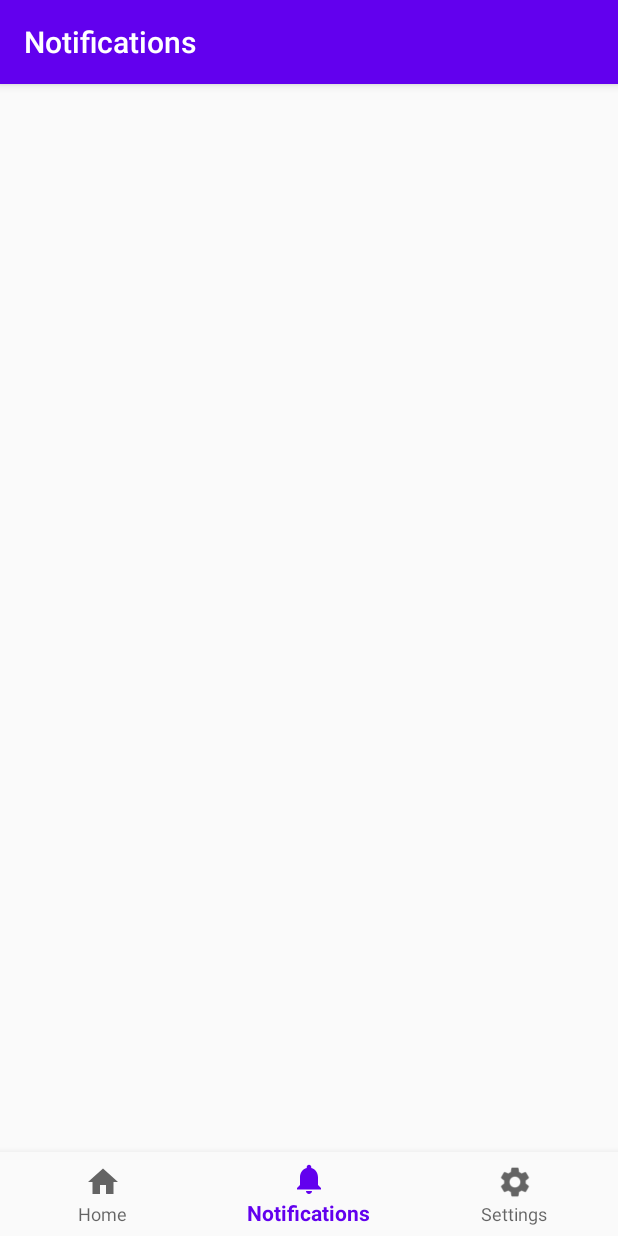
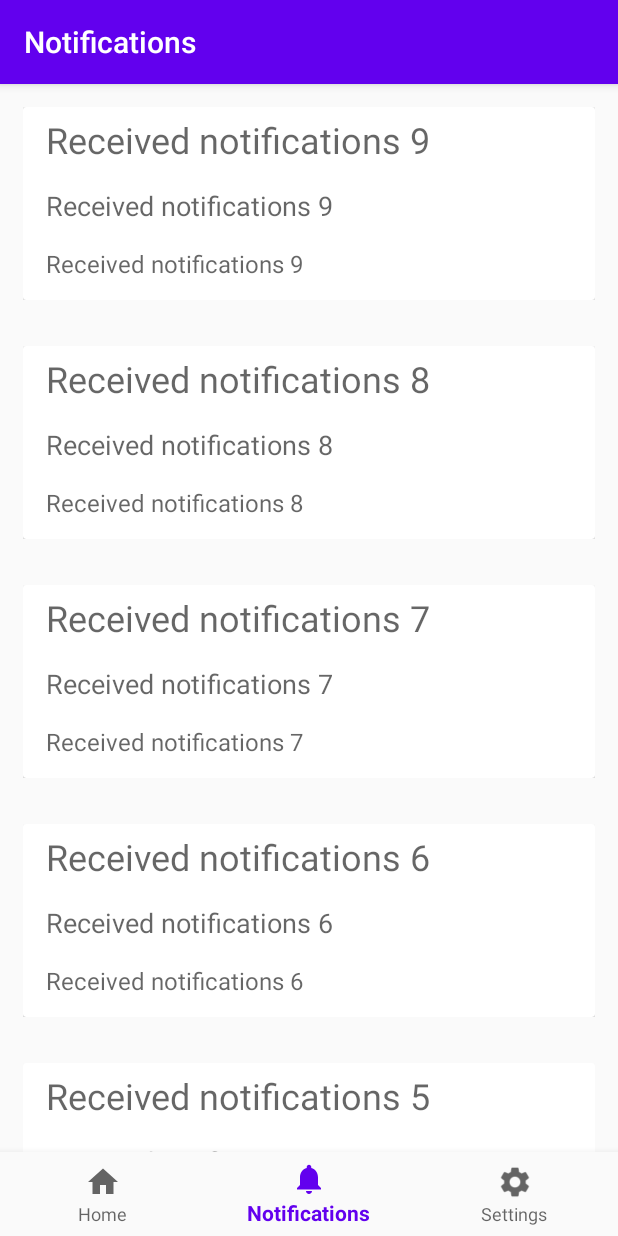
Before and after one commit to Elite-Capstone/Project-ShutTheFrontDoor, an Android app: the NotificationsFragment screen opened through its navigation route, on a phone screen of 412 x 824 dp. Run offline under Robolectric (Android 15) with nearby library versions, the phone set to English and light mode, and no system bars; our stand-ins replace navigation-ui; network calls fail.

Commit message:
can now display a list of recent notifications

```diff
--- a/Front End/Android/app/src/main/java/com/theelite/portal/ui/notifications/NotificationsFragment.kt
+++ b/Front End/Android/app/src/main/java/com/theelite/portal/ui/notifications/NotificationsFragment.kt
@@ -8,24 +8,41 @@ import android.widget.TextView
 import androidx.fragment.app.Fragment
 import androidx.lifecycle.Observer
 import androidx.lifecycle.ViewModelProviders
+import androidx.recyclerview.widget.LinearLayoutManager
+import androidx.recyclerview.widget.RecyclerView
 import com.theelite.portal.R
 
 class NotificationsFragment : Fragment() {
 
-    private lateinit var notificationsViewModel: NotificationsViewModel
+    //    private lateinit var notificationsViewModel: NotificationsViewModel
+    private lateinit var recentNotificationRecyclerView: RecyclerView
 
     override fun onCreateView(
-            inflater: LayoutInflater,
-            container: ViewGroup?,
-            savedInstanceState: Bundle?
+        inflater: LayoutInflater,
+        container: ViewGroup?,
+        savedInstanceState: Bundle?
     ): View? {
-        notificationsViewModel =
-                ViewModelProviders.of(this).get(NotificationsViewModel::class.java)
+//        notificationsViewModel = ViewModelProviders.of(this).get(NotificationsViewModel::class.java)
         val root = inflater.inflate(R.layout.fragment_notifications, container, false)
-        val textView: TextView = root.findViewById(R.id.text_notifications)
-        notificationsViewModel.text.observe(viewLifecycleOwner, Observer {
-            textView.text = it
-        })
+//        val textView: TextView = root.findViewById(R.id.text_notifications)
+//        notificationsViewModel.text.observe(viewLifecycleOwner, Observer { textView.text = it })
+        recentNotificationRecyclerView = root.findViewById(R.id.recentNotificationsRecyclerView)
+        recentNotificationRecyclerView.layoutManager =
+            LinearLayoutManager(this.context, RecyclerView.VERTICAL, false)
+        val recentNotificationsAdapter = RecentNotificationsAdapter(getNotifications())
+        recentNotificationRecyclerView.adapter = recentNotificationsAdapter
         return root
     }
+
+
+    private fun getNotifications(): ArrayList<String> {
+        val notifications = ArrayList<String>()
+        var index = 10
+        while (index-- >= 0) {
+            notifications.add("Received notifications $index")
+        }
+        return notifications
+    }
+
+
 }
--- /dev/null
+++ b/Front End/Android/app/src/main/java/com/theelite/portal/ui/notifications/RecentNotificationsAdapter.kt
@@ -0,0 +1,45 @@
+package com.theelite.portal.ui.notifications
+
+import android.view.LayoutInflater
+import android.view.TextureView
+import android.view.View
+import android.view.ViewGroup
+import android.widget.TextView
+import androidx.recyclerview.widget.RecyclerView
+import com.theelite.portal.R
+import kotlinx.android.synthetic.main.recent_notifications_no_actions.*
+
+class RecentNotificationsAdapter(private val dataSet: ArrayList<String>) :
+    RecyclerView.Adapter<RecentNotificationsAdapter.ViewHolder>() {
+
+
+    class ViewHolder(view: View) : RecyclerView.ViewHolder(view) {
+        val titleTextView: TextView
+        val descriptionTextView: TextView
+        val dateTextView: TextView
+
+        init {
+            titleTextView = view.findViewById(R.id.recentNotificationsNoActionsTitleLabel)
+            descriptionTextView =
+                view.findViewById(R.id.recentNotificationsNoActionsDescriptionLabel)
+            dateTextView = view.findViewById(R.id.recentNotificationsNoActionsDateLabel)
+        }
+
+    }
+
+    override fun onCreateViewHolder(parent: ViewGroup, viewType: Int): ViewHolder {
+        val view = LayoutInflater.from(parent.context)
+            .inflate(R.layout.recent_notifications_no_actions, parent, false)
+        return ViewHolder(view)
+    }
+
+    override fun onBindViewHolder(holder: ViewHolder, position: Int) {
+        holder.titleTextView.text = dataSet[position]
+        holder.descriptionTextView.text = dataSet[position]
+        holder.dateTextView.text = dataSet[position]
+    }
+
+    override fun getItemCount(): Int {
+        return dataSet.size
+    }
+}
--- a/Front End/Android/app/src/main/res/layout/fragment_notifications.xml
+++ b/Front End/Android/app/src/main/res/layout/fragment_notifications.xml
@@ -6,17 +6,25 @@
     android:layout_height="match_parent"
     tools:context=".ui.notifications.NotificationsFragment">
 
-    <TextView
-        android:id="@+id/text_notifications"
+<!--    <TextView-->
+<!--        android:id="@+id/text_notifications"-->
+<!--        android:layout_width="match_parent"-->
+<!--        android:layout_height="wrap_content"-->
+<!--        android:layout_marginStart="8dp"-->
+<!--        android:layout_marginTop="8dp"-->
+<!--        android:layout_marginEnd="8dp"-->
+<!--        android:textAlignment="center"-->
+<!--        android:textSize="20sp"-->
+<!--        app:layout_constraintBottom_toBottomOf="parent"-->
+<!--        app:layout_constraintEnd_toEndOf="parent"-->
+<!--        app:layout_constraintStart_toStartOf="parent"-->
+<!--        app:layout_constraintTop_toTopOf="parent"-->
+<!--        android:gravity="center_horizontal" />-->
+
+    <androidx.recyclerview.widget.RecyclerView
+        android:id="@+id/recentNotificationsRecyclerView"
         android:layout_width="match_parent"
-        android:layout_height="wrap_content"
-        android:layout_marginStart="8dp"
-        android:layout_marginTop="8dp"
-        android:layout_marginEnd="8dp"
-        android:textAlignment="center"
-        android:textSize="20sp"
-        app:layout_constraintBottom_toBottomOf="parent"
-        app:layout_constraintEnd_toEndOf="parent"
-        app:layout_constraintStart_toStartOf="parent"
-        app:layout_constraintTop_toTopOf="parent" />
+        android:layout_height="match_parent" />
+
+
 </androidx.constraintlayout.widget.ConstraintLayout>
--- /dev/null
+++ b/Front End/Android/app/src/main/res/layout/recent_notifications_no_actions.xml
@@ -0,0 +1,47 @@
+<?xml version="1.0" encoding="utf-8"?>
+<FrameLayout xmlns:android="http://schemas.android.com/apk/res/android"
+    android:layout_width="match_parent"
+    android:layout_height="wrap_content"
+    android:layout_margin="15dp"
+    android:background="?android:attr/selectableItemBackground"
+    android:gravity="center_vertical">
+
+    <androidx.cardview.widget.CardView
+        android:layout_width="match_parent"
+        android:layout_height="wrap_content">
+
+        <LinearLayout
+            android:layout_width="match_parent"
+            android:layout_height="wrap_content"
+            android:paddingLeft="15dp"
+            android:orientation="vertical">
+
+            <TextView
+                android:id="@+id/recentNotificationsNoActionsTitleLabel"
+                android:layout_width="match_parent"
+                android:layout_height="wrap_content"
+                android:textSize="24sp"
+                android:layout_marginTop="5dp"
+                android:text="@string/title_notifications"
+                android:textAppearance="@style/TextAppearance.AppCompat.Display1" />
+
+            <TextView
+                android:id="@+id/recentNotificationsNoActionsDescriptionLabel"
+                android:layout_width="match_parent"
+                android:layout_height="wrap_content"
+                android:textSize="18sp"
+                android:layout_marginTop="15dp"
+                android:text="@string/random_description"
+                android:textAppearance="@style/TextAppearance.AppCompat.Caption" />
+
+            <TextView
+                android:id="@+id/recentNotificationsNoActionsDateLabel"
+                android:layout_width="match_parent"
+                android:layout_height="wrap_content"
+                android:textSize="16sp"
+                android:paddingBottom="13dp"
+                android:layout_marginTop="15dp"
+                android:textAppearance="@style/TextAppearance.AppCompat.Caption" />
+        </LinearLayout>
+    </androidx.cardview.widget.CardView>
+</FrameLayout>
--- a/Front End/Android/app/src/main/res/values/strings.xml
+++ b/Front End/Android/app/src/main/res/values/strings.xml
@@ -12,5 +12,6 @@
     <string name="login">Login</string>
     <string name="new_user">New User ?</string>
     <string name="test">Testing Test!!!</string>
+    <string name="random_description">Random description</string>
 
 </resources>
```
